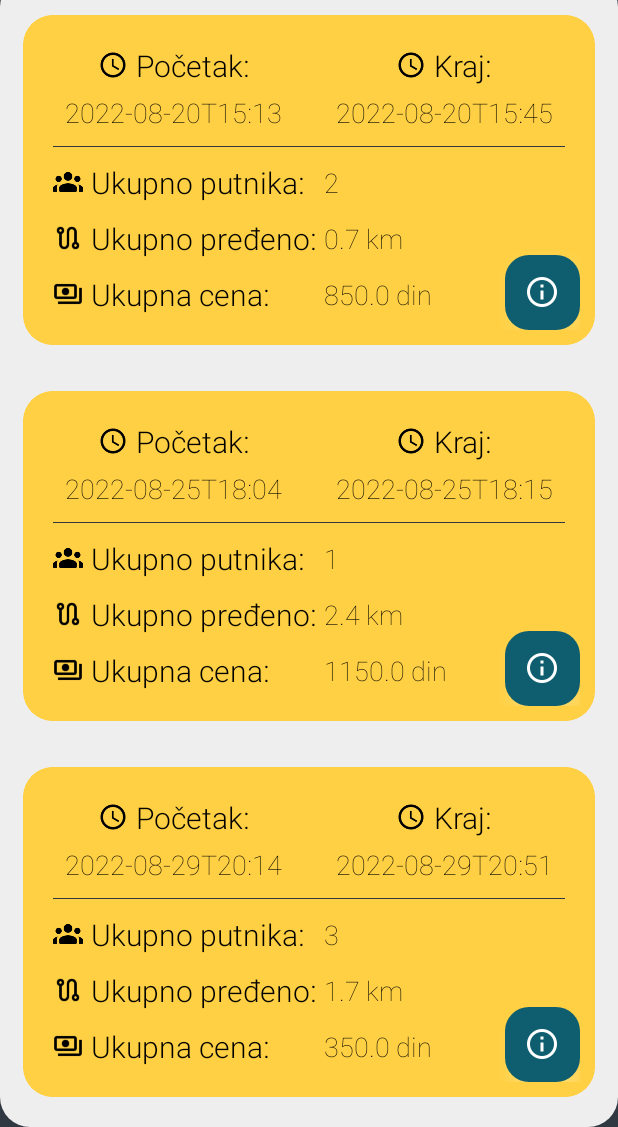
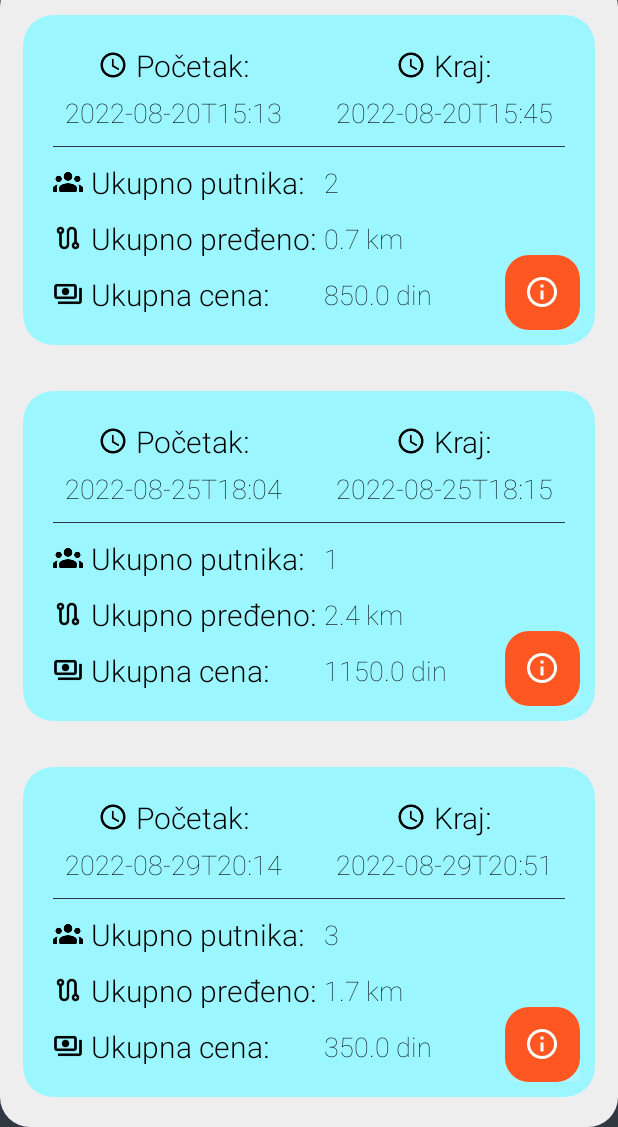
Before and after one commit to newkristian/uber-like-kmp, an Android app: the DriverMainActivity screen opened directly, with no data from a screen before it, in the side drawer, after a tap on "Istorija vožnji", on a phone screen of 412 x 824 dp, the part 109-1236 px from its top. Run offline under Robolectric (Android 15) with nearby library versions, the phone set to English and light mode, and no system bars; our stand-ins replace navigation-ui.

Commit message:
Minor changes to UI for driver view

```diff
--- a/Mobilna aplikacija/app/src/main/java/com/example/uberapp_tim9/main_page/DriverMainActivity.java
+++ b/Mobilna aplikacija/app/src/main/java/com/example/uberapp_tim9/main_page/DriverMainActivity.java
@@ -20,7 +20,6 @@ import androidx.navigation.ui.AppBarConfiguration;
 import androidx.navigation.ui.NavigationUI;
 
 import com.example.uberapp_tim9.R;
-import com.example.uberapp_tim9.databinding.ActivityDriverMainBinding;
 import com.google.android.material.navigation.NavigationView;
 
 public class DriverMainActivity extends AppCompatActivity {
--- a/Mobilna aplikacija/app/src/main/res/layout/app_bar_driver_main.xml
+++ b/Mobilna aplikacija/app/src/main/res/layout/app_bar_driver_main.xml
@@ -27,7 +27,8 @@
             android:minHeight="?attr/actionBarSize"
             android:theme="?attr/actionBarTheme"
             app:logoAdjustViewBounds="true"
-            app:logoScaleType="fitCenter">
+            app:logoScaleType="fitCenter"
+            app:navigationIconTint="@color/white">
 
             <ImageView
                 android:id="@+id/imageView13"
--- a/Mobilna aplikacija/app/src/main/res/layout/reviews_list_item.xml
+++ b/Mobilna aplikacija/app/src/main/res/layout/reviews_list_item.xml
@@ -48,7 +48,9 @@
                     android:layout_width="wrap_content"
                     android:layout_height="wrap_content"
                     android:layout_gravity="center_vertical"
+                    android:fontFamily="sans-serif-medium"
                     android:paddingRight="30dp"
+                    android:textColor="@color/white"
                     android:textSize="30dp" />
             </LinearLayout>
 
@@ -57,7 +59,7 @@
                 android:layout_width="match_parent"
                 android:layout_height="wrap_content"
                 android:layout_marginLeft="15dp"
-                android:layout_marginTop="20dp"
+                android:layout_marginTop="10dp"
                 android:layout_marginRight="15dp"
                 android:textColor="@color/white"
                 android:textSize="20sp" />
--- a/Mobilna aplikacija/app/src/main/res/layout/rides_list_item.xml
+++ b/Mobilna aplikacija/app/src/main/res/layout/rides_list_item.xml
@@ -16,13 +16,12 @@
         android:clickable="false"
         android:paddingTop="10dp"
         android:paddingBottom="10dp"
-        app:cardBackgroundColor="@color/yellow"
+        app:cardBackgroundColor="@color/bright_blue"
         app:cardCornerRadius="20dp"
         app:layout_constraintBottom_toBottomOf="parent"
         app:layout_constraintTop_toTopOf="parent"
         app:layout_constraintVertical_bias="0.5"
-        app:strokeColor="@color/yellow"
-        app:strokeWidth="1dp"
+        app:strokeWidth="0dp"
         tools:layout_editor_absoluteX="8dp">
 
         <LinearLayout
@@ -308,7 +307,7 @@
                     android:outlineAmbientShadowColor="#FFFFFF"
                     android:outlineSpotShadowColor="@color/white"
                     android:tint="@color/white"
-                    app:backgroundTint="@color/deep_blue"
+                    app:backgroundTint="@color/bright_orange"
                     app:fabCustomSize="50dp"
                     app:fabSize="mini"
                     app:layout_constraintBottom_toBottomOf="parent"
--- a/Mobilna aplikacija/app/src/main/res/values/colors.xml
+++ b/Mobilna aplikacija/app/src/main/res/values/colors.xml
@@ -14,8 +14,8 @@
     <color name="bright_red">#FD1C1C</color>
     <color name="dirty_grey">#D9D9D9</color>
     <color name="dark">#222831</color>
-    <color name="light_yellow">#FFE7A2</color>
-    <color name="yellow">#FFD043</color>
+    <color name="light_yellow">#ffb703</color>
     <color name="deep_blue">#0E5E6F</color>
+    <color name="bright_blue">#9bf6ff</color>
 
 </resources>
```
Also changed, not shown: Mobilna aplikacija/app/src/main/java/com/example/uberapp_tim9/SplashScreenActivity.java (+4 -8 lines), Mobilna aplikacija/app/src/main/java/com/example/uberapp_tim9/login/LoginActivity.java (+4 -5 lines), Mobilna aplikacija/app/src/main/java/com/example/uberapp_tim9/ride_history/RideDetailsActivity.java (+17 -2 lines), Mobilna aplikacija/app/src/main/res/layout/activity_ride_details.xml (+32 -7 lines), Mobilna aplikacija/app/src/main/res/drawable/ic_back.png (added), Mobilna aplikacija/app/src/main/res/drawable/ic_message.png (added).
